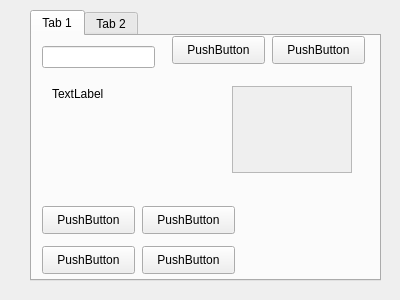
Old version of the form isp.ui in the repository egoand/Kurs.
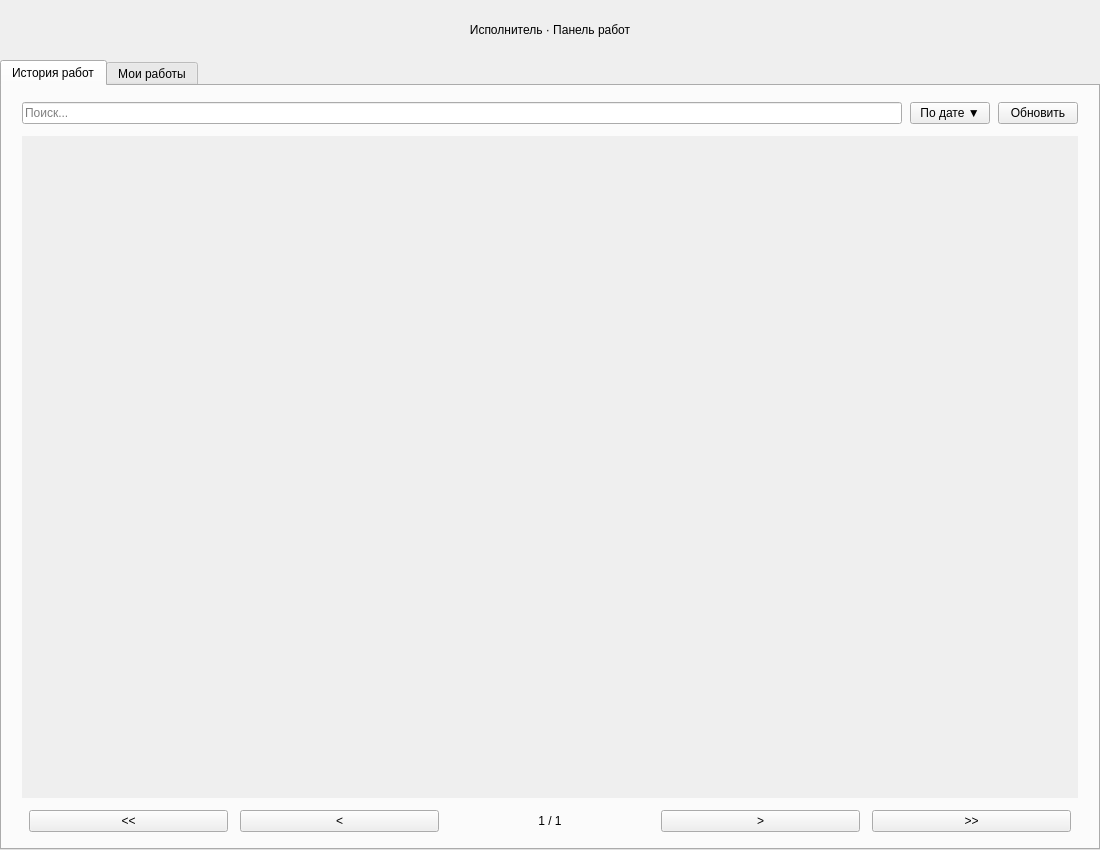
New version of the form. The open tabs and pages were chosen to show the change.

What changed in the file:
```diff
--- a/isp.ui
+++ b/isp.ui
@@ -1,91 +1,115 @@
 <?xml version="1.0" encoding="UTF-8"?>
 <ui version="4.0">
- <class>Form</class>
- <widget class="QWidget" name="Form">
+ <class>MainWindow</class>
+ <widget class="QMainWindow" name="MainWindow">
   <property name="geometry">
    <rect>
     <x>0</x>
     <y>0</y>
-    <width>400</width>
-    <height>300</height>
+    <width>1100</width>
+    <height>850</height>
    </rect>
   </property>
   <property name="windowTitle">
    <string>Form</string>
   </property>
-  <widget class="QTabWidget" name="tabWidget">
-   <property name="geometry">
-    <rect>
-     <x>30</x>
-     <y>10</y>
-     <width>351</width>
-     <height>271</height>
-    </rect>
-   </property>
+  <widget class="QWidget" name="centralwidget">
+   <layout class="QVBoxLayout" name="rootLay">
+    <property name="spacing">
+     <number>0</number>
+    </property>
+    <property name="leftMargin">
+     <number>0</number>
+    </property>
+    <property name="topMargin">
+     <number>0</number>
+    </property>
+    <property name="rightMargin">
+     <number>0</number>
+    </property>
+    <property name="bottomMargin">
+     <number>0</number>
+    </property>
+    <item>
+     <widget class="QLabel" name="headerLbl">
+      <property name="minimumSize">
+       <size>
+        <width>0</width>
+        <height>60</height>
+       </size>
+      </property>
+      <property name="text">
+       <string>Исполнитель · Панель работ</string>
+      </property>
+      <property name="alignment">
+       <set>Qt::AlignCenter</set>
+      </property>
+     </widget>
+    </item>
+    <item>
+     <widget class="QTabWidget" name="tabs">
    <property name="currentIndex">
     <number>1</number>
    </property>
    <widget class="QWidget" name="tab">
     <attribute name="title">
-     <string>Tab 1</string>
-    </attribute>
+        <string>История работ</string>
+       </attribute>
+       <layout class="QVBoxLayout" name="tabLay">
+        <property name="spacing">
+         <number>12</number>
+        </property>
+        <property name="leftMargin">
+         <number>20</number>
+        </property>
+        <property name="topMargin">
+         <number>16</number>
+        </property>
+        <property name="rightMargin">
+         <number>20</number>
+        </property>
+        <property name="bottomMargin">
+         <number>16</number>
+        </property>
+        <item>
+         <layout class="QHBoxLayout" name="searchRow">
+          <property name="spacing">
+           <number>8</number>
+          </property>
+          <item>
     <widget class="QLineEdit" name="qEdit">
-     <property name="geometry">
-      <rect>
-       <x>10</x>
-       <y>10</y>
-       <width>113</width>
-       <height>22</height>
-      </rect>
-     </property>
-    </widget>
+            <property name="placeholderText">
+             <string>Поиск...</string>
+            </property>
+           </widget>
+          </item>
+          <item>
     <widget class="QPushButton" name="sortBtn">
-     <property name="geometry">
-      <rect>
-       <x>140</x>
-       <y>0</y>
-       <width>93</width>
-       <height>28</height>
-      </rect>
-     </property>
      <property name="text">
-      <string>PushButton</string>
-     </property>
-    </widget>
+             <string>По дате ▼</string>
+            </property>
+           </widget>
+          </item>
+          <item>
     <widget class="QPushButton" name="refreshBtn">
-     <property name="geometry">
-      <rect>
-       <x>240</x>
-       <y>0</y>
-       <width>93</width>
-       <height>28</height>
-      </rect>
-     </property>
      <property name="text">
-      <string>PushButton</string>
-     </property>
-    </widget>
-    <widget class="QLabel" name="pageLbl">
-     <property name="geometry">
-      <rect>
-       <x>20</x>
-       <y>50</y>
-       <width>55</width>
-       <height>16</height>
-      </rect>
-     </property>
-     <property name="text">
-      <string>TextLabel</string>
-     </property>
-    </widget>
+             <string>Обновить</string>
+            </property>
+           </widget>
+          </item>
+         </layout>
+        </item>
+        <item>
+         <layout class="QHBoxLayout" name="fbar">
+          <property name="spacing">
+           <number>8</number>
+          </property>
+         </layout>
+        </item>
+        <item>
     <widget class="QScrollArea" name="histScroll">
-     <property name="geometry">
-      <rect>
-       <x>200</x>
-       <y>50</y>
-       <width>120</width>
-       <height>87</height>
-      </rect>
+          <property name="frameShape">
+           <enum>QFrame::NoFrame</enum>
      </property>
      <property name="widgetResizable">
       <bool>true</bool>
@@ -95,80 +119,153 @@
        <rect>
         <x>0</x>
         <y>0</y>
-        <width>118</width>
-        <height>85</height>
+             <width>1060</width>
+             <height>600</height>
        </rect>
       </property>
      </widget>
     </widget>
-    <widget class="QWidget" name="horizontalLayoutWidget">
-     <property name="geometry">
-      <rect>
-       <x>10</x>
-       <y>80</y>
-       <width>160</width>
-       <height>80</height>
-      </rect>
-     </property>
-     <layout class="QHBoxLayout" name="fbar"/>
-    </widget>
+        </item>
+        <item>
+         <layout class="QHBoxLayout" name="pageRow">
+          <property name="spacing">
+           <number>12</number>
+          </property>
+          <item>
+           <spacer name="pageSpacerL">
+            <property name="orientation">
+             <enum>Qt::Horizontal</enum>
+            </property>
+           </spacer>
+          </item>
+          <item>
     <widget class="QPushButton" name="firstBtn">
-     <property name="geometry">
-      <rect>
-       <x>10</x>
-       <y>170</y>
-       <width>93</width>
-       <height>28</height>
-      </rect>
+            <property name="minimumSize">
+             <size>
+              <width>48</width>
+              <height>0</height>
+             </size>
      </property>
      <property name="text">
-      <string>PushButton</string>
-     </property>
-    </widget>
+             <string>&lt;&lt;</string>
+            </property>
+           </widget>
+          </item>
+          <item>
     <widget class="QPushButton" name="prevBtn">
-     <property name="geometry">
-      <rect>
-       <x>10</x>
-       <y>210</y>
-       <width>93</width>
-       <height>28</height>
-      </rect>
+            <property name="minimumSize">
+             <size>
+              <width>48</width>
+              <height>0</height>
+             </size>
      </property>
      <property name="text">
-      <string>PushButton</string>
-     </property>
-    </widget>
+             <string>&lt;</string>
+            </property>
+           </widget>
+          </item>
+          <item>
+           <widget class="QLabel" name="pageLbl">
+            <property name="minimumSize">
+             <size>
+              <width>80</width>
+              <height>0</height>
+             </size>
+            </property>
+            <property name="text">
+             <string>1 / 1</string>
+            </property>
+            <property name="alignment">
+             <set>Qt::AlignCenter</set>
+            </property>
+           </widget>
+          </item>
+          <item>
     <widget class="QPushButton" name="nextBtn">
-     <property name="geometry">
-      <rect>
-       <x>110</x>
-       <y>170</y>
-       <width>93</width>
-       <height>28</height>
-      </rect>
+            <property name="minimumSize">
+             <size>
+              <width>48</width>
+              <height>0</height>
+             </size>
      </property>
      <property name="text">
-      <string>PushButton</string>
-     </property>
-    </widget>
+             <string>&gt;</string>
+            </property>
+           </widget>
+          </item>
+          <item>
     <widget class="QPushButton" name="lastBtn">
-     <property name="geometry">
-      <rect>
-       <x>110</x>
-       <y>210</y>
-       <width>93</width>
-       <height>28</height>
-      </rect>
+            <property name="minimumSize">
+             <size>
+              <width>48</width>
+              <height>0</height>
+             </size>
      </property>
      <property name="text">
-      <string>PushButton</string>
-     </property>
-    </widget>
+             <string>&gt;&gt;</string>
+            </property>
+           </widget>
+          </item>
+          <item>
+           <spacer name="pageSpacerR">
+            <property name="orientation">
+             <enum>Qt::Horizontal</enum>
+            </property>
+           </spacer>
+          </item>
+         </layout>
+        </item>
+       </layout>
    </widget>
    <widget class="QWidget" name="tab_2">
     <attribute name="title">
-     <string>Tab 2</string>
-    </attribute>
+        <string>Мои работы</string>
+       </attribute>
+       <layout class="QVBoxLayout" name="myLay">
+        <property name="spacing">
+         <number>12</number>
+        </property>
+        <property name="leftMargin">
+         <number>20</number>
+        </property>
+        <property name="topMargin">
+         <number>16</number>
+        </property>
+        <property name="rightMargin">
+         <number>20</number>
+        </property>
+        <property name="bottomMargin">
+         <number>16</number>
+        </property>
+        <item>
+         <layout class="QHBoxLayout" name="mySearchRow">
+          <property name="spacing">
+           <number>8</number>
+          </property>
+          <item>
+           <widget class="QLineEdit" name="myQEdit">
+            <property name="placeholderText">
+             <string>Поиск...</string>
+            </property>
+           </widget>
+          </item>
+          <item>
+           <widget class="QPushButton" name="mySortBtn">
+            <property name="text">
+             <string>По дате ▼</string>
+            </property>
+           </widget>
+          </item>
+          <item>
+           <widget class="QPushButton" name="myRefreshBtn">
+            <property name="text">
+             <string>Обновить</string>
+            </property>
+           </widget>
+          </item>
+         </layout>
+        </item>
+        <item>
     <widget class="QLabel" name="myHead">
      <property name="geometry">
       <rect>
@@ -205,7 +302,12 @@
       </property>
      </widget>
     </widget>
-   </widget>
+        </item>
+       </layout>
+      </widget>
+     </widget>
+    </item>
+   </layout>
   </widget>
  </widget>
  <resources/>
```
Left out of the diff: 33 changed lines with no effect on the pictures. Lines whose indentation alone changed are shown as unchanged.
